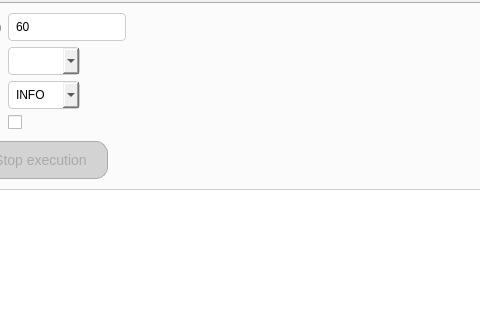
The window that dorplan/ui/gui.ui (pchtsp/dorplan) describes before a commit, drawn with Qt 5; both pictures show x 197 to 677 and y 109 to 429 of the 837 by 594 pixel window.
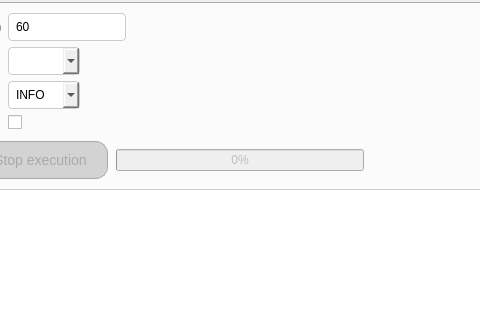
The same window after the commit.

Commit message: added progress monitor for solving based on time limit.

```diff
--- a/dorplan/ui/gui.ui
+++ b/dorplan/ui/gui.ui
@@ -352,6 +352,16 @@
                  </property>
                 </widget>
                </item>
+               <item>
+                <widget class="QProgressBar" name="progressBar">
+                 <property name="enabled">
+                  <bool>false</bool>
+                 </property>
+                 <property name="value">
+                  <number>0</number>
+                 </property>
+                </widget>
+               </item>
                <item>
                 <spacer name="horizontalSpacer_2">
                  <property name="orientation">
```
The commit also changes 7 other files.
